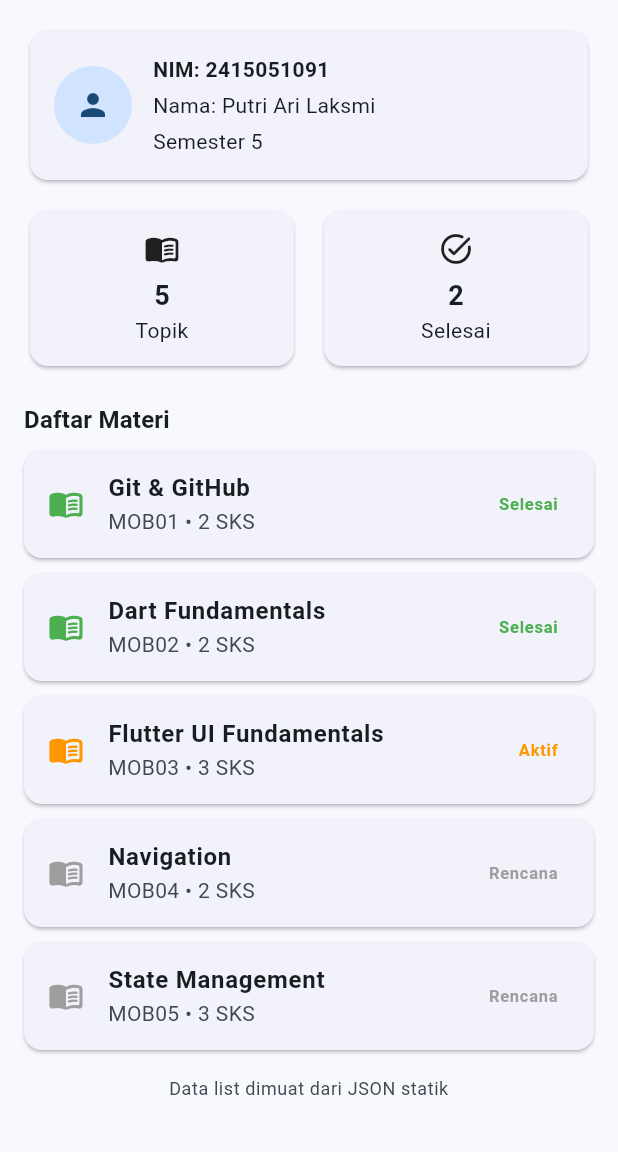
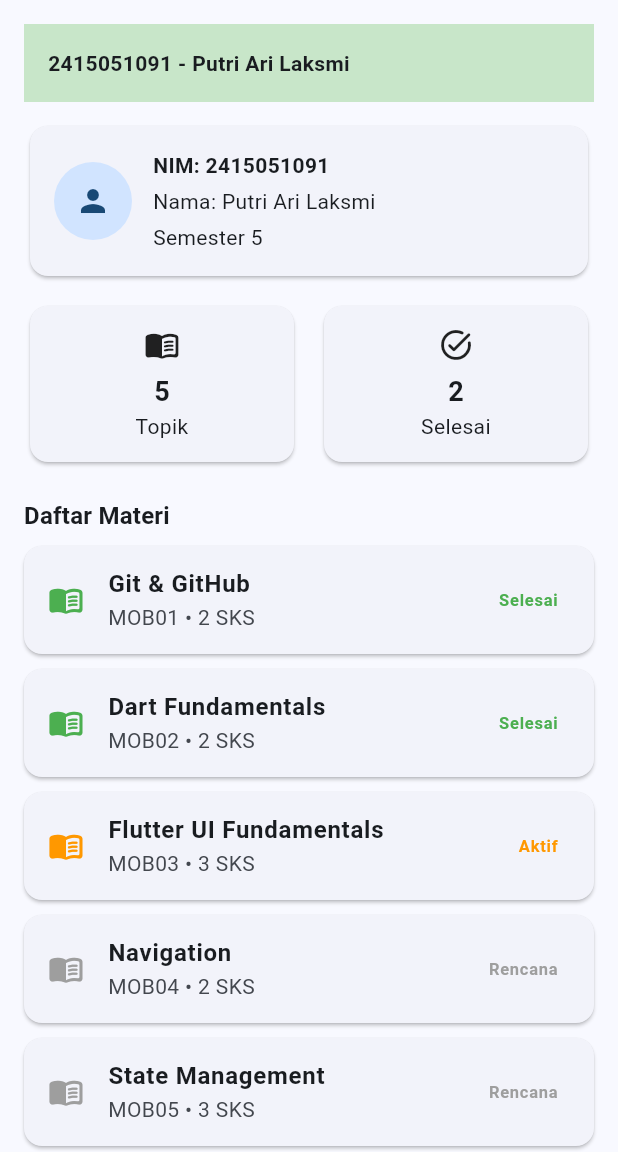
Before and after one commit to putriari93/course-explorer-flutter, a Flutter app: the screen it shows after launch, on a phone screen of 412 x 824 dp, the part 84-1236 px from its top. Run offline on Flutter 3.47's test engine with Material 3 defaults, Android fonts, the phone set to English and light mode, and no system bars.

Commit message:
Menambahkan percobaan layout responsif

```diff
--- a/lib/main.dart
+++ b/lib/main.dart
@@ -89,6 +89,23 @@ class _DashboardPageState extends State<DashboardPage> {
               child: Column(
                 crossAxisAlignment: CrossAxisAlignment.stretch,
                 children: [
+
+                  Row(
+                    children: [
+                      Expanded(
+                        child: Container(
+                          padding: const EdgeInsets.all(16),
+                          color: Colors.green.shade100,
+                          child: const Text(
+                            '$studentId - $studentName',
+                            style: TextStyle(fontWeight: FontWeight.bold),
+                          ),
+                        ),
+                      ),
+                    ],
+                  ),
+                  const SizedBox(height: 12),
+
                   _buildProfileCard(student),
                   const SizedBox(height: 12),
                   Row(
```
